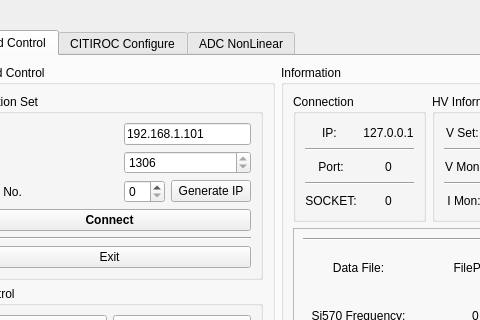
Qt form src/FEEControlWidget.ui (HelloUSTC114/FEEBoardGUI) before a commit; both pictures show x 97 to 577 and y 0 to 320 of the 1026 by 974 pixel window.
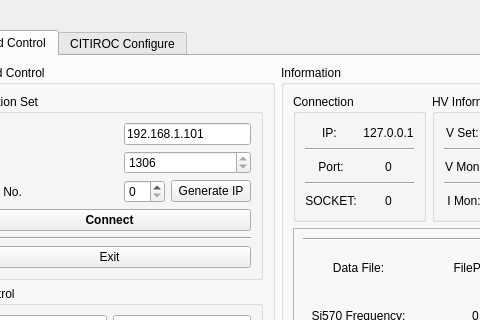
The same form after that commit. The open tabs and pages were chosen to show the change.

The edit to the form file:
```diff
--- a/src/FEEControlWidget.ui
+++ b/src/FEEControlWidget.ui
@@ -1025,11 +1025,6 @@
      </property>
     </widget>
    </widget>
-   <widget class="QWidget" name="tab">
-    <attribute name="title">
-     <string>ADC NonLinear</string>
-    </attribute>
-   </widget>
   </widget>
   <widget class="QFrame" name="frame_6">
    <property name="geometry">
```
Left out of the diff: 2 changed lines with no effect on the pictures.
